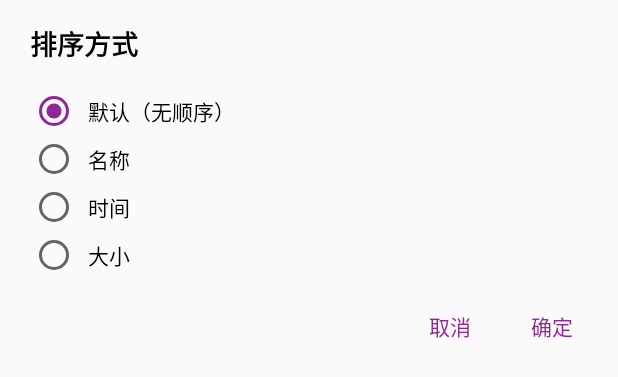
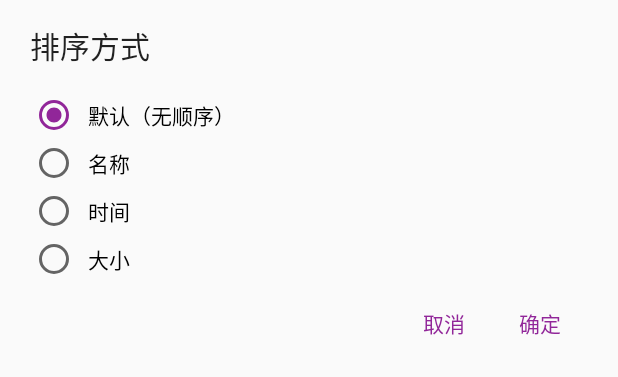
Before and after one commit to zippo88888888/FileManager, an Android app: the layout dialog_sort_layout.xml on its own in the app's theme, with its tools: preview values and no code run, on a phone screen of 412 x 824 dp. Shown: the top 377 px of the screen. Run offline under Robolectric (Android 15) with nearby library versions, the phone set to English and light mode, and no system bars.

Commit message:
优化zip

```diff
--- a/app/src/main/java/com/zp/filemanage/App.kt
+++ b/app/src/main/java/com/zp/filemanage/App.kt
@@ -4,6 +4,7 @@ import android.app.Application
 import com.zp.file.common.FileManageHelp
 import com.zp.file.listener.FileInfoListener
 import com.zp.file.listener.FileImageListener
+import com.zp.file.listener.FileZipListener
 import com.zp.filemanage.custom.MyFileTypeListener
 import com.zp.filemanage.custom.MyJumpListener
 
@@ -15,6 +16,7 @@ class App : Application() {
                 .setFileTypeListener(MyFileTypeListener())
                 .setImgeLoad(FileImageListener())
                 .setJumpListener(MyJumpListener())
+                .setFileZipListener(FileZipListener())
                 .setFileInfoListener(FileInfoListener())
                 .setMaxLength(9, "最大选取数量：9")
                 .setCanRightTouch(true)
--- a/file/src/main/res/layout/dialog_sort_layout.xml
+++ b/file/src/main/res/layout/dialog_sort_layout.xml
@@ -5,16 +5,14 @@
     android:orientation="vertical">
 
     <TextView
+        style="@style/Base.DialogWindowTitle.AppCompat"
         android:layout_width="match_parent"
         android:layout_height="wrap_content"
         android:paddingBottom="15dp"
         android:paddingLeft="20dp"
         android:paddingRight="20dp"
         android:paddingTop="15dp"
-        android:text="排序方式"
-        android:textColor="@color/black"
-        android:textSize="18sp"
-        android:textStyle="bold" />
+        android:text="排序方式" />
 
     <RadioGroup
         android:id="@+id/sortGroup"
@@ -55,8 +53,8 @@
         android:id="@+id/sequenceLayout"
         android:layout_width="match_parent"
         android:layout_height="wrap_content"
-        android:visibility="gone"
-        android:orientation="vertical">
+        android:orientation="vertical"
+        android:visibility="gone">
 
         <TextView
             android:layout_width="match_parent"
@@ -97,36 +95,25 @@
     <RelativeLayout
         android:layout_width="match_parent"
         android:layout_height="wrap_content"
-        android:layout_marginBottom="15dp"
-        android:layout_marginTop="15dp"
         android:paddingLeft="20dp"
-        android:paddingRight="20dp">
+        android:paddingRight="20dp"
+        android:layout_marginBottom="@dimen/md_bottom_margin">
 
-        <TextView
+        <Button
             android:id="@+id/dialog_sort_down"
+            style="@style/Widget.AppCompat.Button.ButtonBar.AlertDialog"
             android:layout_width="wrap_content"
             android:layout_height="wrap_content"
             android:layout_alignParentEnd="true"
-            android:background="?selectableItemBackground"
-            android:paddingBottom="5dp"
-            android:paddingLeft="@dimen/default_divider_padding"
-            android:paddingRight="@dimen/default_divider_padding"
-            android:paddingTop="5dp"
             android:text="确定"
             android:textColor="@color/file_manager_tool_bar_color" />
 
         <TextView
             android:id="@+id/dialog_sort_cancel"
+            style="@style/Widget.AppCompat.Button.ButtonBar.AlertDialog"
             android:layout_width="wrap_content"
             android:layout_height="wrap_content"
-            android:layout_marginLeft="20dp"
-            android:layout_marginRight="20dp"
             android:layout_toStartOf="@+id/dialog_sort_down"
-            android:background="?selectableItemBackground"
-            android:paddingBottom="5dp"
-            android:paddingLeft="@dimen/default_divider_padding"
-            android:paddingRight="@dimen/default_divider_padding"
-            android:paddingTop="5dp"
             android:text="取消"
             android:textColor="@color/file_manager_tool_bar_color" />
 
--- a/file/src/main/res/values/dimen.xml
+++ b/file/src/main/res/values/dimen.xml
@@ -6,4 +6,6 @@
     <!-- RecyclerView自定义分隔线高度 -->
     <dimen name="diy_divider_height">15dp</dimen>
 
+    <dimen name="md_bottom_margin">5dp</dimen>
+
 </resources>
```
Also changed, not shown: file/src/main/java/com/zp/file/common/FileManageHelp.kt (+10 -1 lines), file/src/main/java/com/zp/file/listener/FileListener.kt (+13 -0 lines), file/src/main/res/layout/dialog_folder_layout.xml (+9 -19 lines), file/src/main/res/layout/dialog_info_layout.xml (+15 -28 lines).
